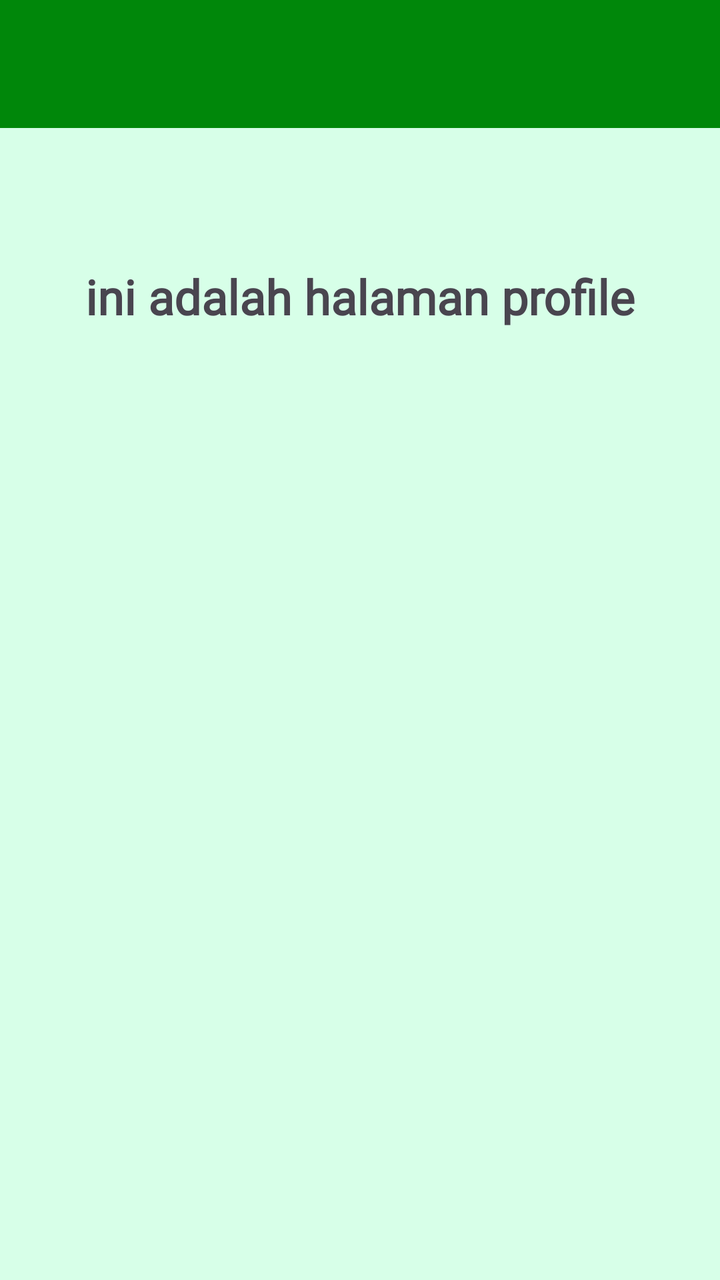
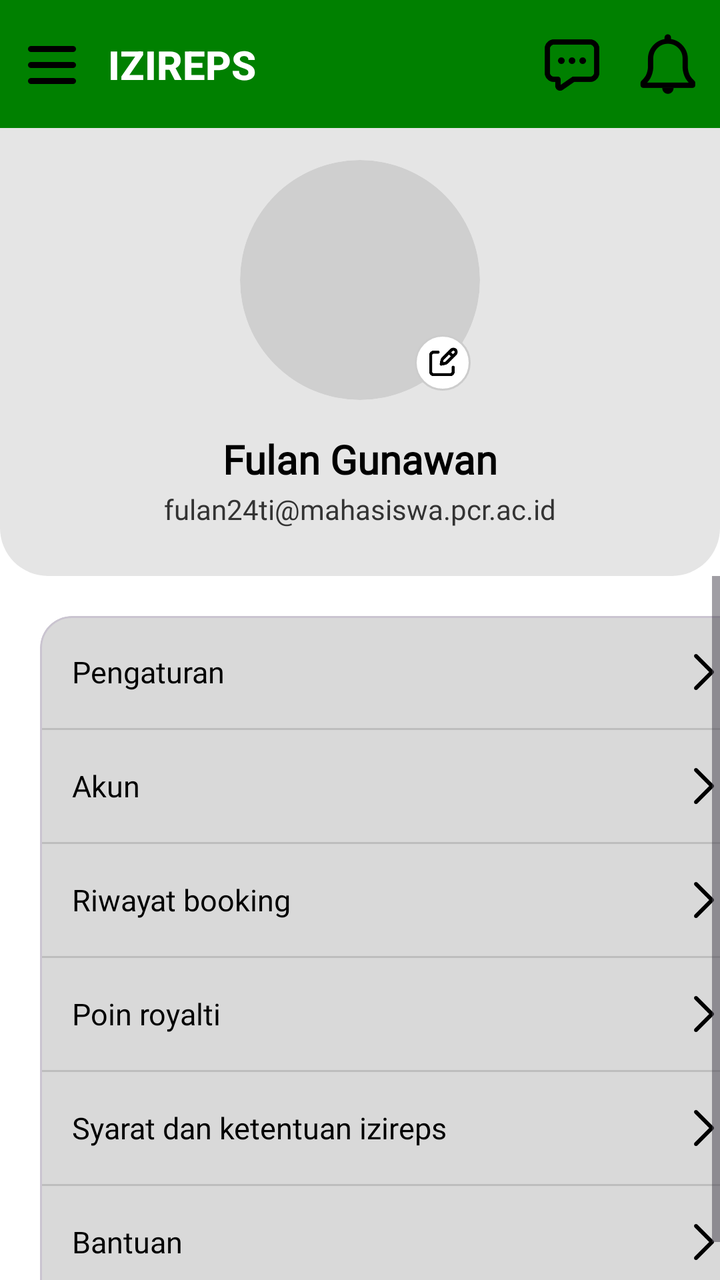

Screens rendered from an Android XML layout before and after an edit, with the pre-edit source and the edit as a unified diff.
<!-- AndroidManifest.xml: application theme Theme.Mrstango -->
<!-- res/layout/fragment_profile.xml -->
<?xml version="1.0" encoding="utf-8"?>
<androidx.constraintlayout.widget.ConstraintLayout xmlns:android="http://schemas.android.com/apk/res/android"
    xmlns:tools="http://schemas.android.com/tools"
    android:layout_width="match_parent"
    android:layout_height="match_parent"
    android:background="@color/light_green"
    xmlns:app="http://schemas.android.com/apk/res-auto"
    tools:context=".core.ui.profile.ProfileFragment">

    <androidx.appcompat.widget.Toolbar
        android:id="@+id/toolbar"
        android:layout_width="match_parent"
        android:layout_height="?attr/actionBarSize"
        android:background="?attr/colorPrimary"
        android:backgroundTint="@color/dark_green"
        app:layout_constraintEnd_toEndOf="parent"
        app:layout_constraintStart_toStartOf="parent"
        app:layout_constraintTop_toTopOf="parent"
        app:subtitleTextColor="@android:color/white"
        app:titleTextColor="@android:color/white"
        app:layout_scrollFlags="enterAlways|scroll"/>

    <TextView
        android:id="@+id/textView"
        android:layout_width="wrap_content"
        android:layout_height="wrap_content"
        android:layout_marginTop="68dp"
        android:fontFamily="@font/commissioner_regular"
        android:text="ini adalah halaman profile"
        android:textSize="24dp"
        android:textStyle="bold"
        app:layout_constraintEnd_toEndOf="parent"
        app:layout_constraintStart_toStartOf="parent"
        app:layout_constraintTop_toBottomOf="@+id/toolbar" />

</androidx.constraintlayout.widget.ConstraintLayout>
<!-- resources referenced by this layout -->
<resources>
  <color name="dark_green">#00870A</color>
  <color name="light_green">#D7FFE8</color>
  <!-- unchanged entries left out for length: 2 -->
</resources>

<!-- the commit's change to res/layout/fragment_profile.xml (unified diff, before → after) -->
@@ -1,36 +1,283 @@
 <?xml version="1.0" encoding="utf-8"?>
 <androidx.constraintlayout.widget.ConstraintLayout xmlns:android="http://schemas.android.com/apk/res/android"
+    xmlns:app="http://schemas.android.com/apk/res-auto"
     xmlns:tools="http://schemas.android.com/tools"
     android:layout_width="match_parent"
     android:layout_height="match_parent"
-    android:background="@color/light_green"
-    xmlns:app="http://schemas.android.com/apk/res-auto"
-    tools:context=".core.ui.profile.ProfileFragment">
+    android:background="#FFFFFF">
 
     <androidx.appcompat.widget.Toolbar
         android:id="@+id/toolbar"
         android:layout_width="match_parent"
         android:layout_height="?attr/actionBarSize"
-        android:background="?attr/colorPrimary"
-        android:backgroundTint="@color/dark_green"
+        android:background="#008000"
+        app:contentInsetStart="0dp"
         app:layout_constraintEnd_toEndOf="parent"
         app:layout_constraintStart_toStartOf="parent"
-        app:layout_constraintTop_toTopOf="parent"
-        app:subtitleTextColor="@android:color/white"
-        app:titleTextColor="@android:color/white"
-        app:layout_scrollFlags="enterAlways|scroll"/>
-
-    <TextView
-        android:id="@+id/textView"
-        android:layout_width="wrap_content"
+        app:layout_constraintTop_toTopOf="parent">
+
+        
+        <androidx.constraintlayout.widget.ConstraintLayout
+            android:layout_width="match_parent"
+            android:layout_height="match_parent"
+            android:paddingHorizontal="10dp">
+
+            
+            <ImageView
+                android:id="@+id/iconMenu"
+                android:layout_width="32dp"
+                android:layout_height="32dp"
+                android:src="@drawable/ic_menu"
+                app:layout_constraintBottom_toBottomOf="parent"
+                app:layout_constraintStart_toStartOf="parent"
+                app:layout_constraintTop_toTopOf="parent" />
+
+            
+            <TextView
+                android:id="@+id/toolbarTitle"
+                android:layout_width="0dp"
+                android:layout_height="wrap_content"
+                android:layout_marginStart="12dp"
+                android:fontFamily="sans-serif-medium"
+                android:text="IZIREPS"
+                android:textColor="@color/white"
+                android:textSize="20sp"
+                android:textStyle="bold"
+                app:layout_constraintBottom_toBottomOf="parent"
+                app:layout_constraintStart_toEndOf="@id/iconMenu"
+                app:layout_constraintEnd_toStartOf="@id/iconChat"
+                app:layout_constraintTop_toTopOf="parent" />
+
+            
+            <ImageView
+                android:id="@+id/iconNotif"
+                android:layout_width="32dp"
+                android:layout_height="32dp"
+                android:src="@drawable/ic_notification"
+                app:layout_constraintBottom_toBottomOf="parent"
+                app:layout_constraintEnd_toEndOf="parent"
+                app:layout_constraintTop_toTopOf="parent" />
+
+            
+            <ImageView
+                android:id="@+id/iconChat"
+                android:layout_width="32dp"
+                android:layout_height="32dp"
+                android:layout_marginEnd="16dp"
+                android:src="@drawable/ic_chat"
+                app:layout_constraintBottom_toBottomOf="parent"
+                app:layout_constraintEnd_toStartOf="@id/iconNotif"
+                app:layout_constraintTop_toTopOf="parent" />
+
+        </androidx.constraintlayout.widget.ConstraintLayout>
+    </androidx.appcompat.widget.Toolbar>
+
+    
+    
+    
+    <FrameLayout
+        android:id="@+id/profileHeaderContainer"
+        android:layout_width="match_parent"
         android:layout_height="wrap_content"
-        android:layout_marginTop="68dp"
-        android:fontFamily="@font/commissioner_regular"
-        android:text="ini adalah halaman profile"
-        android:textSize="24dp"
-        android:textStyle="bold"
-        app:layout_constraintEnd_toEndOf="parent"
-        app:layout_constraintStart_toStartOf="parent"
-        app:layout_constraintTop_toBottomOf="@+id/toolbar" />
+        android:background="@drawable/bg_profile_header"
+        android:paddingBottom="24dp"
+        app:layout_constraintTop_toBottomOf="@+id/toolbar">
+
+        <androidx.constraintlayout.widget.ConstraintLayout
+            android:layout_width="match_parent"
+            android:layout_height="wrap_content">
+
+            
+            <androidx.cardview.widget.CardView
+                android:id="@+id/cvAvatar"
+                android:layout_width="120dp"
+                android:layout_height="120dp"
+                android:layout_marginTop="16dp"
+                app:cardBackgroundColor="#CFCFCF"
+                app:cardCornerRadius="60dp"
+                app:cardElevation="0dp"
+                app:layout_constraintEnd_toEndOf="parent"
+                app:layout_constraintStart_toStartOf="parent"
+                app:layout_constraintTop_toTopOf="parent">
+
+                
+                <ImageView
+                    android:id="@+id/ivAvatar"
+                    android:layout_width="match_parent"
+                    android:layout_height="match_parent"
+                    android:scaleType="centerCrop" />
+            </androidx.cardview.widget.CardView>
+
+            
+            <ImageView
+                android:id="@+id/btnEditProfile"
+                android:layout_width="28dp"
+                android:layout_height="28dp"
+                android:background="@drawable/bg_circle_white"
+                android:padding="5dp"
+                android:src="@drawable/ic_edit"
+                app:layout_constraintBottom_toBottomOf="@id/cvAvatar"
+                app:layout_constraintEnd_toEndOf="@id/cvAvatar"
+                app:layout_constraintHorizontal_bias="0.95"
+                app:layout_constraintStart_toStartOf="@id/cvAvatar"
+                app:layout_constraintTop_toTopOf="@id/cvAvatar"
+                app:layout_constraintVertical_bias="0.95"
+                app:tint="#000000" />
+
+            
+            <TextView
+                android:id="@+id/tvName"
+                android:layout_width="wrap_content"
+                android:layout_height="wrap_content"
+                android:layout_marginTop="16dp"
+                android:fontFamily="@font/commissioner_regular"
+                android:text="Fulan Gunawan"
+                android:textColor="#000000"
+                android:textSize="20sp"
+                android:textStyle="bold"
+                app:layout_constraintEnd_toEndOf="parent"
+                app:layout_constraintStart_toStartOf="parent"
+                app:layout_constraintTop_toBottomOf="@id/cvAvatar" />
+
+            
+            <TextView
+                android:id="@+id/tvEmail"
+                android:layout_width="wrap_content"
+                android:layout_height="wrap_content"
+                android:layout_marginTop="2dp"
+                android:fontFamily="@font/commissioner_regular"
+                android:text="fulan24ti@mahasiswa.pcr.ac.id"
+                android:textColor="#333333"
+                android:textSize="14sp"
+                app:layout_constraintEnd_toEndOf="parent"
+                app:layout_constraintStart_toStartOf="parent"
+                app:layout_constraintTop_toBottomOf="@id/tvName" />
+
+        </androidx.constraintlayout.widget.ConstraintLayout>
+    </FrameLayout>
+
+    
+    
+    
+    <ScrollView
+        android:layout_width="match_parent"
+        android:layout_height="0dp"
+        android:fillViewport="true"
+        app:layout_constraintBottom_toBottomOf="parent"
+        app:layout_constraintTop_toBottomOf="@id/profileHeaderContainer">
+
+        <com.google.android.material.card.MaterialCardView
+            android:layout_width="match_parent"
+            android:layout_height="wrap_content"
+            android:layout_margin="20dp"
+            app:cardBackgroundColor="#D9D9D9"
+            app:cardCornerRadius="16dp"
+            app:cardElevation="0dp">
+
+            <LinearLayout
+                android:layout_width="match_parent"
+                android:layout_height="wrap_content"
+                android:orientation="vertical">
+
+                <TextView
+                    android:id="@+id/menuPengaturan"
+                    android:layout_width="match_parent"
+                    android:layout_height="56dp"
+                    android:fontFamily="@font/commissioner_regular"
+                    android:gravity="center_vertical"
+                    android:paddingHorizontal="16dp"
+                    android:text="Pengaturan"
+                    android:textColor="#000000"
+                    android:textSize="15sp"
+                    app:drawableEndCompat="@drawable/ic_chevron_right" />
+
+                <View
+                    android:layout_width="match_parent"
+                    android:layout_height="1dp"
+                    android:background="#BDBDBD" />
+
+                <TextView
+                    android:id="@+id/menuAkun"
+                    android:layout_width="match_parent"
+                    android:layout_height="56dp"
+                    android:fontFamily="@font/commissioner_regular"
+                    android:gravity="center_vertical"
+                    android:paddingHorizontal="16dp"
+                    android:text="Akun"
+                    android:textColor="#000000"
+                    android:textSize="15sp"
+                    app:drawableEndCompat="@drawable/ic_chevron_right" />
+
+                <View
+                    android:layout_width="match_parent"
+                    android:layout_height="1dp"
+                    android:background="#BDBDBD" />
+
+                <TextView
+                    android:id="@+id/menuRiwayatBooking"
+                    android:layout_width="match_parent"
+                    android:layout_height="56dp"
+                    android:fontFamily="@font/commissioner_regular"
+                    android:gravity="center_vertical"
+                    android:paddingHorizontal="16dp"
+                    android:text="Riwayat booking"
+                    android:textColor="#000000"
+                    android:textSize="15sp"
+                    app:drawableEndCompat="@drawable/ic_chevron_right" />
+
+                <View
+                    android:layout_width="match_parent"
+                    android:layout_height="1dp"
+                    android:background="#BDBDBD" />
+
+                <TextView
+                    android:id="@+id/menuPoinRoyalti"
+                    android:layout_width="match_parent"
+                    android:layout_height="56dp"
+                    android:fontFamily="@font/commissioner_regular"
+                    android:gravity="center_vertical"
+                    android:paddingHorizontal="16dp"
+                    android:text="Poin royalti"
+                    android:textColor="#000000"
+                    android:textSize="15sp"
+                    app:drawableEndCompat="@drawable/ic_chevron_right" />
+
+                <View
+                    android:layout_width="match_parent"
+                    android:layout_height="1dp"
+                    android:background="#BDBDBD" />
+
+                <TextView
+                    android:id="@+id/menuSyaratKetentuan"
+                    android:layout_width="match_parent"
+                    android:layout_height="56dp"
+                    android:fontFamily="@font/commissioner_regular"
+                    android:gravity="center_vertical"
+                    android:paddingHorizontal="16dp"
+                    android:text="Syarat dan ketentuan izireps"
+                    android:textColor="#000000"
+                    android:textSize="15sp"
+                    app:drawableEndCompat="@drawable/ic_chevron_right" />
+
+                <View
+                    android:layout_width="match_parent"
+                    android:layout_height="1dp"
+                    android:background="#BDBDBD" />
+
+                <TextView
+                    android:id="@+id/menuBantuan"
+                    android:layout_width="match_parent"
+                    android:layout_height="56dp"
+                    android:fontFamily="@font/commissioner_regular"
+                    android:gravity="center_vertical"
+                    android:paddingHorizontal="16dp"
+                    android:text="Bantuan"
+                    android:textColor="#000000"
+                    android:textSize="15sp"
+                    app:drawableEndCompat="@drawable/ic_chevron_right" />
+
+            </LinearLayout>
+        </com.google.android.material.card.MaterialCardView>
+    </ScrollView>
 
 </androidx.constraintlayout.widget.ConstraintLayout>
<!-- resource entries referenced after the edit -->
@@ -1,7 +1,110 @@
 <!-- resources referenced by this layout -->
 <resources>
-  <color name="dark_green">#00870A</color>
-  <color name="light_green">#D7FFE8</color>
+  <color name="white">#FFFFFFFF</color>
+  <!-- drawable bg_circle_white (drawable) -->
+  <?xml version="1.0" encoding="utf-8"?>
+  <shape xmlns:android="http://schemas.android.com/apk/res/android"
+      android:shape="oval">
+      <solid android:color="#FFFFFF" />
+      <stroke android:width="1dp" android:color="#CCCCCC" />
+  </shape>
+  <!-- drawable bg_profile_header (drawable) -->
+  <?xml version="1.0" encoding="utf-8"?>
+  <shape xmlns:android="http://schemas.android.com/apk/res/android"
+      android:shape="rectangle">
+      <solid android:color="#E5E5E5" /> 
+      <corners
+          android:bottomLeftRadius="24dp"
+          android:bottomRightRadius="24dp" />
+  </shape>
+  <!-- drawable ic_chat (drawable) -->
+  <vector xmlns:android="http://schemas.android.com/apk/res/android"
+      android:width="24dp"
+      android:height="24dp"
+      android:viewportWidth="24"
+      android:viewportHeight="24">
+    <path
+        android:pathData="M2.75,6.25a2.5,2.5 0,0 1,2.5 -2.5h13.5a2.5,2.5 0,0 1,2.5 2.5v9a2.5,2.5 0,0 1,-2.5 2.5H12.5L8,20.85a0.77,0.77 0,0 1,-1.25 -0.6v-2.5h-1.5a2.5,2.5 0,0 1,-2.5 -2.5Z"
+        android:strokeLineJoin="round"
+        android:strokeWidth="2"
+        android:fillColor="#00000000"
+        android:strokeColor="@color/black"
+        android:strokeLineCap="round"/>
+    <path
+        android:pathData="M8,10.75h0.01m3.99,0h0.01m3.99,0h0.01"
+        android:strokeLineJoin="round"
+        android:strokeWidth="2.5"
+        android:fillColor="#00000000"
+        android:strokeColor="@color/black"
+        android:strokeLineCap="round"/>
+  </vector>
+  <!-- drawable ic_chevron_right (drawable) -->
+  <vector xmlns:android="http://schemas.android.com/apk/res/android"
+      android:width="24dp"
+      android:height="24dp"
+      android:viewportWidth="24"
+      android:viewportHeight="24">
+    <path
+        android:pathData="m8,4l8,8l-8,8"
+        android:strokeLineJoin="round"
+        android:strokeWidth="2"
+        android:fillColor="#00000000"
+        android:strokeColor="@color/black"
+        android:strokeLineCap="round"/>
+  </vector>
+  <!-- drawable ic_edit (drawable) -->
+  <vector xmlns:android="http://schemas.android.com/apk/res/android"
+      android:width="24dp"
+      android:height="24dp"
+      android:viewportWidth="24"
+      android:viewportHeight="24">
+    <path
+        android:pathData="m16.475,5.408l2.117,2.117m-0.756,-3.982L12.109,9.27a2.1,2.1 0,0 0,-0.58 1.082L11,13l2.648,-0.53c0.41,-0.082 0.786,-0.283 1.082,-0.579l5.727,-5.727a1.853,1.853 0,1 0,-2.621 -2.621"
+        android:strokeLineJoin="round"
+        android:strokeWidth="2"
+        android:fillColor="#00000000"
+        android:strokeColor="@color/black"
+        android:strokeLineCap="round"/>
+    <path
+        android:pathData="M19,15v3a2,2 0,0 1,-2 2H6a2,2 0,0 1,-2 -2V7a2,2 0,0 1,2 -2h3"
+        android:strokeLineJoin="round"
+        android:strokeWidth="2"
+        android:fillColor="#00000000"
+        android:strokeColor="@color/black"
+        android:strokeLineCap="round"/>
+  </vector>
+  <!-- drawable ic_menu (drawable) -->
+  <vector xmlns:android="http://schemas.android.com/apk/res/android"
+      android:width="16dp"
+      android:height="16dp"
+      android:viewportWidth="16"
+      android:viewportHeight="16">
+    <path
+        android:pathData="m2.75,12.25h10.5m-10.5,-4h10.5m-10.5,-4h10.5"
+        android:strokeLineJoin="round"
+        android:strokeWidth="1.5"
+        android:fillColor="#00000000"
+        android:strokeColor="@color/black"
+        android:strokeLineCap="round"/>
+  </vector>
+  <!-- drawable ic_notification (drawable) -->
+  <vector xmlns:android="http://schemas.android.com/apk/res/android"
+      android:width="36dp"
+      android:height="36dp"
+      android:viewportWidth="36"
+      android:viewportHeight="36">
+    <path
+        android:pathData="M32.51,27.83A14.4,14.4 0,0 1,30 24.9a12.6,12.6 0,0 1,-1.35 -4.81v-4.94A10.81,10.81 0,0 0,19.21 4.4V3.11a1.33,1.33 0,1 0,-2.67 0v1.31a10.81,10.81 0,0 0,-9.33 10.73v4.94a12.6,12.6 0,0 1,-1.35 4.81a14.4,14.4 0,0 1,-2.47 2.93a1,1 0,0 0,-0.34 0.75v1.36a1,1 0,0 0,1 1h27.8a1,1 0,0 0,1 -1v-1.36a1,1 0,0 0,-0.34 -0.75M5.13,28.94a16.2,16.2 0,0 0,2.44 -3a14.2,14.2 0,0 0,1.65 -5.85v-4.94a8.74,8.74 0,1 1,17.47 0v4.94a14.2,14.2 0,0 0,1.65 5.85a16.2,16.2 0,0 0,2.44 3Z"
+        android:strokeWidth="1"
+        android:strokeColor="@color/black"
+        android:fillColor="@color/black"/>
+    <path
+        android:pathData="M18,34.28A2.67,2.67 0,0 0,20.58 32h-5.26A2.67,2.67 0,0 0,18 34.28"
+        android:strokeWidth="1"
+        android:strokeColor="@color/black"
+        android:fillColor="@color/black"/>
+  </vector>
+  <color name="black">#FF000000</color>
   <!-- unchanged entries left out for length: 2 -->
 </resources>
 
